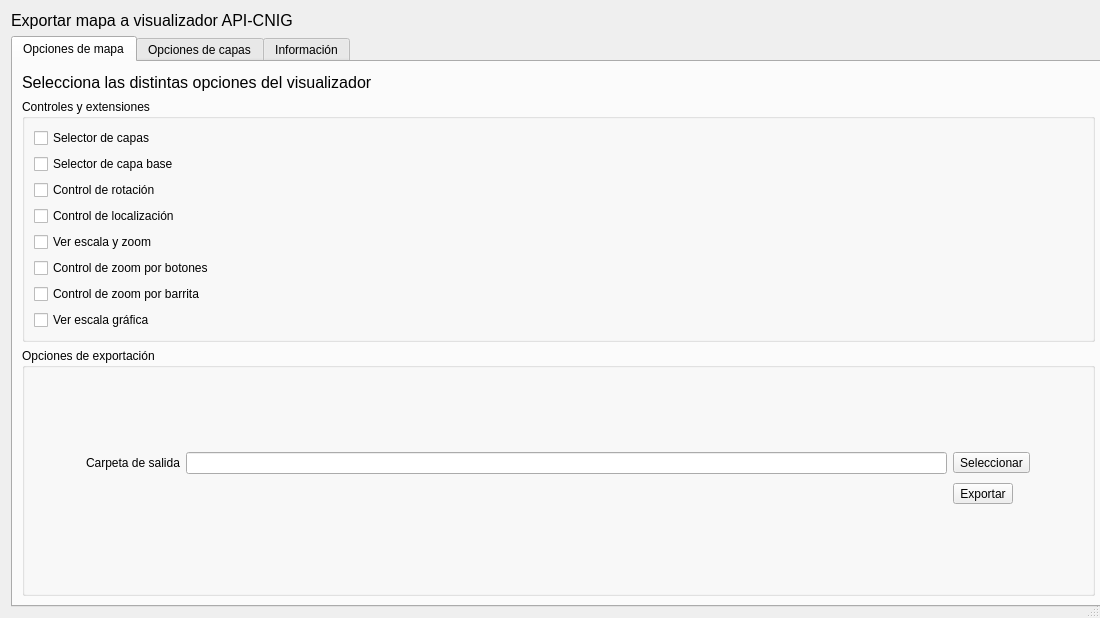
Old version of the form qgis2apicnig/QGIS2APICNIG_dialog_base.ui in the repository IngenieroGeomatico/QGIS2API-CNIG.
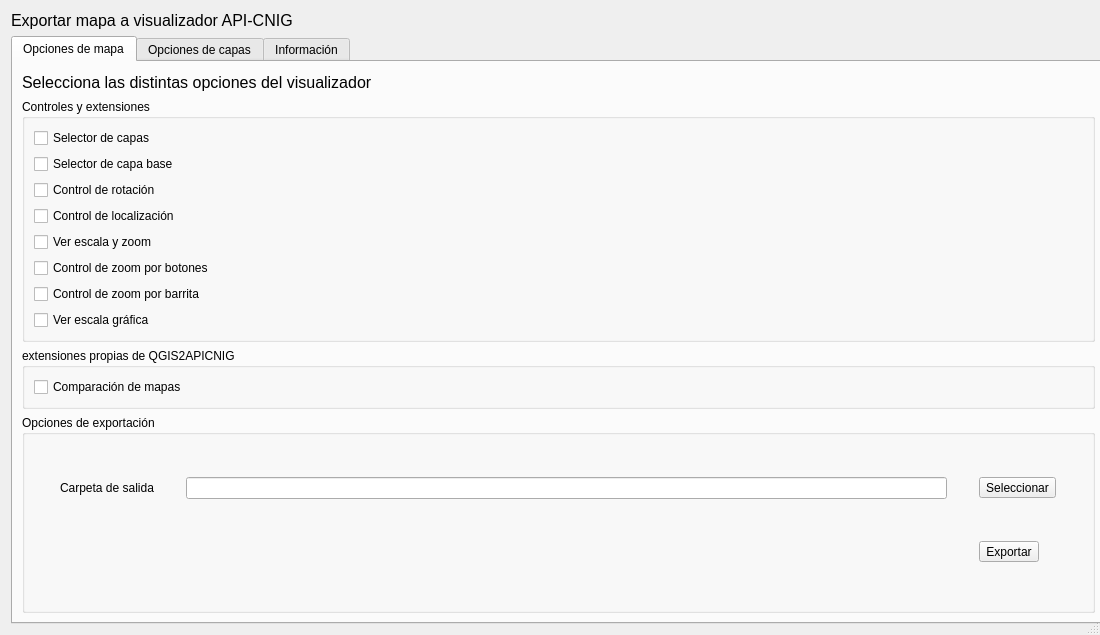
New version of the form. Custom widgets are drawn as their Qt base class.

Commit message: se separan JS, CSS y HTML + se añade comparación de mapas

Diff of the .ui file:
```diff
--- a/qgis2apicnig/QGIS2APICNIG_dialog_base.ui
+++ b/qgis2apicnig/QGIS2APICNIG_dialog_base.ui
@@ -10,7 +10,7 @@
     <x>0</x>
     <y>0</y>
     <width>1100</width>
-    <height>618</height>
+    <height>635</height>
    </rect>
   </property>
   <property name="sizePolicy">
@@ -34,7 +34,7 @@
   <property name="modal">
    <bool>true</bool>
   </property>
-  <layout class="QGridLayout" name="gridLayout_4">
+  <layout class="QGridLayout" name="gridLayout">
    <item row="0" column="0">
     <widget class="QLabel" name="label">
      <property name="sizePolicy">
@@ -86,9 +86,9 @@
       <attribute name="title">
        <string>Opciones de mapa</string>
       </attribute>
-      <layout class="QGridLayout" name="gridLayout_8">
-       <item row="0" column="0">
-        <layout class="QGridLayout" name="gridLayout_7">
+      <layout class="QVBoxLayout" name="verticalLayout_2">
+       <item>
+        <layout class="QGridLayout" name="gridLayout_24">
          <item row="0" column="0">
           <widget class="QLabel" name="label_4">
            <property name="sizePolicy">
@@ -134,70 +134,77 @@
            </property>
           </spacer>
          </item>
-        </layout>
-       </item>
-       <item row="1" column="0">
+         <item row="1" column="0" colspan="2">
         <layout class="QGridLayout" name="gridLayout_5">
          <item row="0" column="0">
           <widget class="QgsCollapsibleGroupBox" name="mGroupBox">
            <property name="title">
             <string>Controles y extensiones</string>
            </property>
-           <layout class="QGridLayout" name="gridLayout_2">
+             <layout class="QGridLayout" name="gridLayout_3">
             <item row="0" column="0">
-             <layout class="QFormLayout" name="formLayout">
-              <item row="0" column="0">
-               <layout class="QVBoxLayout" name="verticalLayout_controlesPlugins">
-                <item>
                  <widget class="QCheckBox" name="checkBox_SelectorCapas">
                   <property name="text">
                    <string>Selector de capas</string>
                   </property>
                  </widget>
                 </item>
-                <item>
+              <item row="0" column="1">
+               <spacer name="horizontalSpacer_5">
+                <property name="orientation">
+                 <enum>Qt::Horizontal</enum>
+                </property>
+                <property name="sizeHint" stdset="0">
+                 <size>
+                  <width>836</width>
+                  <height>20</height>
+                 </size>
+                </property>
+               </spacer>
+              </item>
+              <item row="1" column="0">
                  <widget class="QCheckBox" name="checkBox_CapasBase">
                   <property name="text">
                    <string>Selector de capa base</string>
                   </property>
                  </widget>
                 </item>
-                <item>
+              <item row="2" column="0">
                  <widget class="QCheckBox" name="checkBox_Rotacion">
                   <property name="text">
                    <string>Control de rotación</string>
                   </property>
                  </widget>
                 </item>
-                <item>
+              <item row="3" column="0">
                  <widget class="QCheckBox" name="checkBox_Localizacion">
                   <property name="text">
                    <string>Control de localización</string>
                   </property>
                  </widget>
                 </item>
-                <item>
+              <item row="4" column="0">
                  <widget class="QCheckBox" name="checkBox_EscalaZoom">
                   <property name="text">
                    <string>Ver escala y zoom</string>
                   </property>
                  </widget>
                 </item>
-                <item>
+              <item row="5" column="0">
                  <widget class="QCheckBox" name="checkBox_ZoomBotones">
                   <property name="text">
                    <string>Control de zoom por botones</string>
                   </property>
                  </widget>
                 </item>
-                <item>
+              <item row="6" column="0">
                  <widget class="QCheckBox" name="checkBox_ZoomBarrita">
                   <property name="text">
                    <string>Control de zoom por barrita</string>
                   </property>
                  </widget>
                 </item>
-                <item>
+              <item row="7" column="0">
                  <widget class="QCheckBox" name="checkBox_EscalaGrafica">
                   <property name="text">
                    <string>Ver escala gráfica</string>
@@ -205,26 +212,38 @@
                  </widget>
                 </item>
                </layout>
+            </widget>
+           </item>
+           <item row="1" column="0">
+            <widget class="QgsCollapsibleGroupBox" name="mGroupBox_3">
+             <property name="title">
+              <string>extensiones propias de QGIS2APICNIG</string>
+             </property>
+             <layout class="QGridLayout" name="gridLayout_2">
+              <item row="0" column="0">
+               <widget class="QCheckBox" name="checkBox_ComparacionMapas">
+                <property name="text">
+                 <string>Comparación de mapas</string>
+                </property>
+               </widget>
               </item>
               <item row="0" column="1">
-               <spacer name="horizontalSpacer_5">
+               <spacer name="horizontalSpacer_6">
                 <property name="orientation">
                  <enum>Qt::Horizontal</enum>
                 </property>
                 <property name="sizeHint" stdset="0">
                  <size>
-                  <width>718</width>
+                  <width>867</width>
                   <height>20</height>
                  </size>
                 </property>
                </spacer>
               </item>
              </layout>
-            </item>
-           </layout>
-          </widget>
-         </item>
-         <item row="1" column="0">
+            </widget>
+           </item>
+           <item row="2" column="0">
           <widget class="QgsCollapsibleGroupBox" name="mGroupBox_2">
            <property name="sizePolicy">
             <sizepolicy hsizetype="Expanding" vsizetype="Expanding">
@@ -250,9 +269,7 @@
            <property name="scrollOnExpand">
             <bool>true</bool>
            </property>
-           <layout class="QGridLayout" name="gridLayout_3">
-            <item row="0" column="0">
-             <layout class="QGridLayout" name="gridLayout">
+             <layout class="QGridLayout" name="gridLayout_4">
               <item row="0" column="0">
                <widget class="QLabel" name="label_3">
                 <property name="sizePolicy">
@@ -311,7 +328,7 @@
                 </property>
                 <property name="sizeHint" stdset="0">
                  <size>
-                  <width>858</width>
+                  <width>885</width>
                   <height>28</height>
                  </size>
                 </property>
@@ -331,9 +348,9 @@
                </widget>
               </item>
              </layout>
-            </item>
-           </layout>
-          </widget>
+            </widget>
+           </item>
+          </layout>
          </item>
         </layout>
        </item>
@@ -502,7 +519,7 @@
           <string>&lt;!DOCTYPE HTML PUBLIC &quot;-//W3C//DTD HTML 4.0//EN&quot; &quot;http://www.w3.org/TR/REC-html40/strict.dtd&quot;&gt;
 &lt;html&gt;&lt;head&gt;&lt;meta name=&quot;qrichtext&quot; content=&quot;1&quot; /&gt;&lt;style type=&quot;text/css&quot;&gt;
 p, li { white-space: pre-wrap; }
-&lt;/style&gt;&lt;/head&gt;&lt;body style=&quot; font-family:'MS Shell Dlg 2'; font-size:8.15094pt; font-weight:400; font-style:normal;&quot;&gt;
+&lt;/style&gt;&lt;/head&gt;&lt;body style=&quot; font-family:'MS Shell Dlg 2'; font-size:7.8pt; font-weight:400; font-style:normal;&quot;&gt;
 &lt;p style=&quot; margin-top:0px; margin-bottom:0px; margin-left:0px; margin-right:0px; -qt-block-indent:0; text-indent:0px; line-height:19px;&quot;&gt;&lt;span style=&quot; font-family:'Consolas','Courier New','monospace'; font-size:12pt; font-weight:600; text-decoration: underline; color:#ff8c00;&quot;&gt;# QGIS2API-CNIG&lt;/span&gt;&lt;/p&gt;
 &lt;p style=&quot; margin-top:0px; margin-bottom:0px; margin-left:0px; margin-right:0px; -qt-block-indent:0; text-indent:0px;&quot;&gt;&lt;span style=&quot; font-family:'Consolas','Courier New','monospace'; font-size:8pt; color:#cccccc;&quot;&gt;&lt;br /&gt;&lt;/span&gt;&lt;/p&gt;
 &lt;p style=&quot; margin-top:0px; margin-bottom:0px; margin-left:0px; margin-right:0px; -qt-block-indent:0; text-indent:0px;&quot;&gt;&lt;span style=&quot; font-family:'Consolas','Courier New','monospace'; font-size:8pt; color:#000000;&quot;&gt;Complemento para QGIS que mejora la experiencia de usuario a la hora de crear visualizadores con API-CNIG.&lt;/span&gt;&lt;/p&gt;
```
Lines whose indentation alone changed are shown as unchanged. The commit also changes 8 other files.
